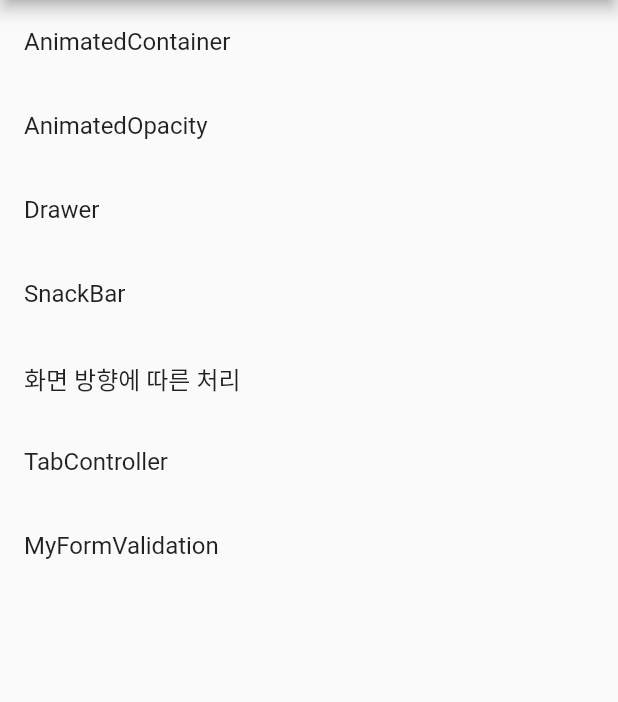
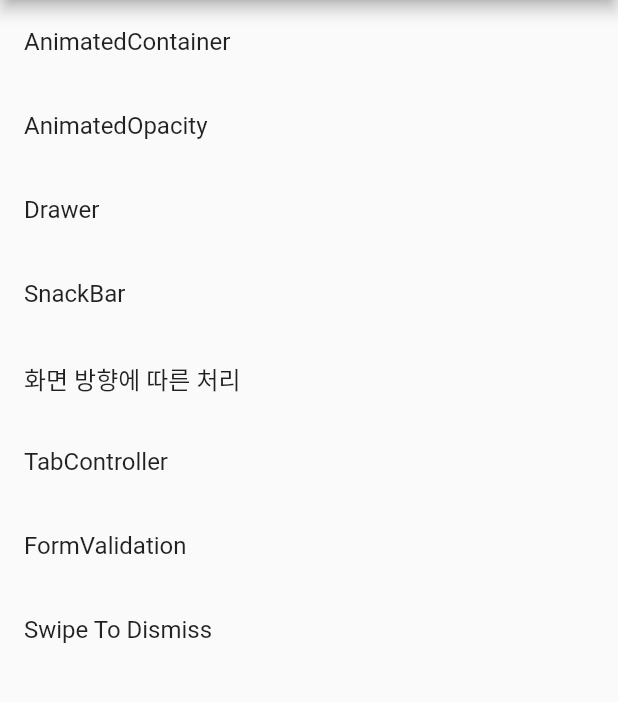
Before and after one commit to junsuk5/flutter_tutorial, a Flutter app: the screen it shows after launch, on a phone screen of 412 x 824 dp, the part 84-786 px from its top. Run offline on Flutter 3.47's test engine with Material 2 defaults, Android fonts, the phone set to English and light mode, and no system bars.

Commit message:
Swipe to Dismiss - Dismissible

```diff
--- a/lib/main.dart
+++ b/lib/main.dart
@@ -5,6 +5,7 @@ import 'package:flutter_tutorial/src/MyDrawer.dart';
 import 'package:flutter_tutorial/src/MyFormValidation.dart';
 import 'package:flutter_tutorial/src/MyOrientation.dart';
 import 'package:flutter_tutorial/src/MySnackBar.dart';
+import 'package:flutter_tutorial/src/MySwipeToDismiss.dart';
 import 'package:flutter_tutorial/src/MyTabController.dart';
 
 void main() => runApp(MyApp());
@@ -80,10 +81,17 @@ class _HomeState extends State<Home> {
           },
         ),
         ListTile(
-          title: Text('MyFormValidation'),
+          title: Text('FormValidation'),
           onTap: () {
             Navigator.push(context,
                 MaterialPageRoute(builder: (context) => MyFormValidation()));
+          },
+        ),
+        ListTile(
+          title: Text('Swipe To Dismiss'),
+          onTap: () {
+            Navigator.push(context,
+                MaterialPageRoute(builder: (context) => MySwipeToDismiss()));
           },
         ),
       ],
```
Also changed, not shown: lib/src/MySwipeToDismiss.dart (added, +37 -0 lines).
